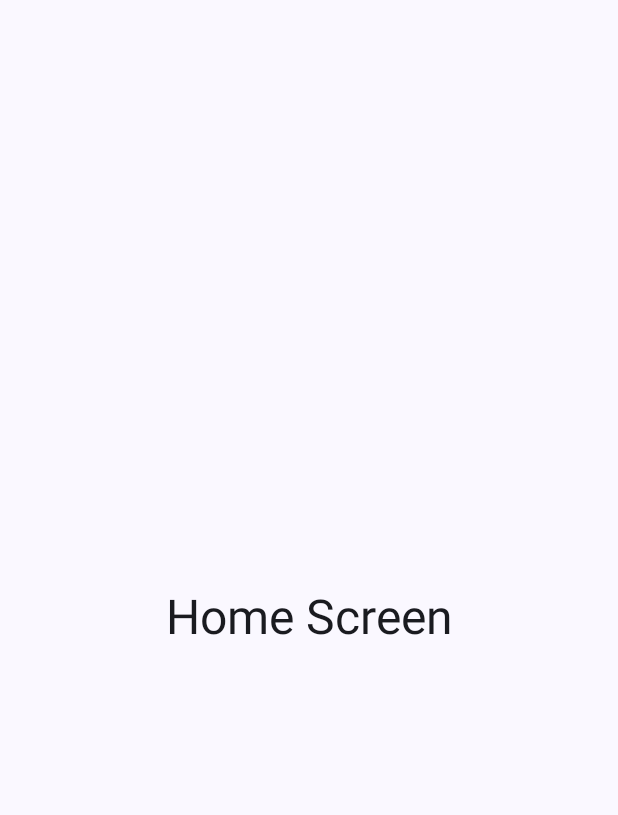
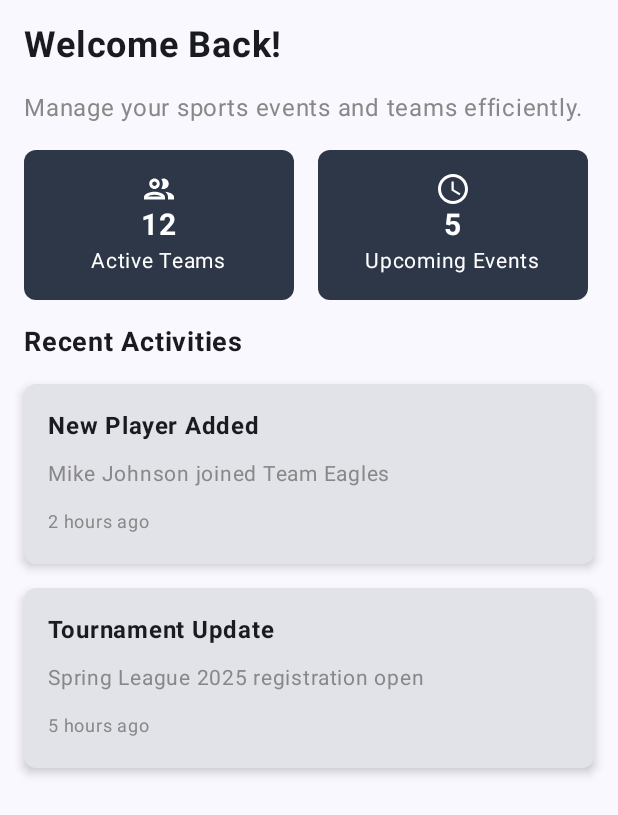
Before and after one commit to Blurviy/hockey-UN, an Android app built with Jetpack Compose: the composable HomeScreen shown on its own in the app's theme, on a phone screen of 412 x 824 dp. Shown: the top 815 px of the screen. Run offline under Robolectric (Android 15) with nearby library versions, the phone set to English and light mode, and no system bars.

Commit message:
Update HomeScreen
Some Progress, i still have to make a lazy column for performance and the top bar needs some fixing

```diff
--- a/app/build.gradle.kts
+++ b/app/build.gradle.kts
@@ -41,9 +41,10 @@ android {
 
 dependencies {
 
-    val nav_version = "2.8.9"
 
-    implementation("androidx.navigation:navigation-compose:$nav_version")
+    implementation(libs.androidx.navigation.compose)
+    implementation(libs.androidx.material.icons.extended)
+    implementation(libs.androidx.foundation)
     implementation(libs.androidx.core.ktx)
     implementation(libs.androidx.lifecycle.runtime.ktx)
     implementation(libs.androidx.activity.compose)
--- a/app/src/main/java/com/hockey/ui/screens/HomeScreen.kt
+++ b/app/src/main/java/com/hockey/ui/screens/HomeScreen.kt
@@ -1,23 +1,129 @@
 package com.hockey.ui.screens
 
-import androidx.compose.foundation.layout.Box
+import androidx.compose.foundation.layout.Arrangement
+import androidx.compose.foundation.layout.Column
+import androidx.compose.foundation.layout.Row
 import androidx.compose.foundation.layout.fillMaxSize
-import androidx.compose.material3.MaterialTheme
+import androidx.compose.foundation.layout.fillMaxWidth
+import androidx.compose.foundation.layout.height
+import androidx.compose.foundation.layout.padding
+import androidx.compose.foundation.layout.size
+import androidx.compose.foundation.layout.width
+import androidx.compose.foundation.shape.RoundedCornerShape
+import androidx.compose.material.icons.Icons
+import androidx.compose.material.icons.outlined.People
+import androidx.compose.material.icons.outlined.Schedule
+import androidx.compose.material3.Card
+import androidx.compose.material3.CardDefaults
+import androidx.compose.material3.Icon
 import androidx.compose.material3.Text
 import androidx.compose.runtime.Composable
 import androidx.compose.ui.Alignment
 import androidx.compose.ui.Modifier
-
+import androidx.compose.ui.graphics.Color
+import androidx.compose.ui.graphics.vector.ImageVector
+import androidx.compose.ui.text.font.FontWeight
+import androidx.compose.ui.tooling.preview.Preview
+import androidx.compose.ui.unit.dp
+import androidx.compose.ui.unit.sp
 
 @Composable
-fun HomeScreen(){
-    Box (modifier = Modifier
-    .fillMaxSize(),
-    contentAlignment = Alignment.Center
-    ){
+fun HomeScreen(modifier: Modifier = Modifier){
+    Column(
+        modifier = modifier
+            .fillMaxSize()
+            .padding(16.dp),
+        verticalArrangement = Arrangement.spacedBy(16.dp)
+    ) {
+        // Welcome Section
         Text(
-        text = "Home Screen",
-        style = MaterialTheme.typography.headlineLarge
+            text = "Welcome Back!",
+            fontSize = 24.sp,
+            fontWeight = FontWeight.Bold
+        )
+        Text(
+            text = "Manage your sports events and teams efficiently.",
+            fontSize = 16.sp,
+            color = Color.Gray
+        )
+
+        // Quick Stats Section
+        Row(
+            modifier = Modifier.fillMaxWidth(),
+            horizontalArrangement = Arrangement.spacedBy(16.dp)
+        ) {
+            QuickStatsCard(
+                title = "Active Teams",
+                value = "12",
+                icon = Icons.Outlined.People
+            )
+            QuickStatsCard(
+                title = "Upcoming Events",
+                value = "5",
+                icon = Icons.Outlined.Schedule
+            )
+        }
+
+        // Recent Activities Section
+        Text(
+            text = "Recent Activities",
+            fontSize = 18.sp,
+            fontWeight = FontWeight.Bold
+        )
+        ActivityCard(
+            title = "New Player Added",
+            description = "Mike Johnson joined Team Eagles",
+            time = "2 hours ago"
+        )
+        ActivityCard(
+            title = "Tournament Update",
+            description = "Spring League 2025 registration open",
+            time = "5 hours ago"
         )
     }
 }
+
+@Composable
+fun QuickStatsCard(title: String, value: String, icon: ImageVector) {
+    Card(
+        shape = RoundedCornerShape(8.dp),
+        colors = CardDefaults.cardColors(containerColor = Color(0xFF2D3748), contentColor = Color.White),
+        modifier = Modifier
+            .height(100.dp)
+            .width(180.dp)
+    ) {
+        Column(
+            horizontalAlignment = Alignment.CenterHorizontally,
+            verticalArrangement = Arrangement.Center,
+            modifier = Modifier.fillMaxSize()
+        ) {
+            Icon(icon, contentDescription = title, modifier = Modifier.size(24.dp))
+            Text(value, fontSize = 20.sp, fontWeight = FontWeight.Bold)
+            Text(title, fontSize = 14.sp)
+        }
+    }
+}
+
+@Composable
+fun ActivityCard(title: String, description: String, time: String) {
+    Card(
+        shape = RoundedCornerShape(8.dp),
+        elevation = CardDefaults.cardElevation(defaultElevation = 4.dp),
+        modifier = Modifier.fillMaxWidth()
+    ) {
+        Column(
+            modifier = Modifier.padding(16.dp),
+            verticalArrangement = Arrangement.spacedBy(8.dp)
+        ) {
+            Text(title, fontWeight = FontWeight.Bold, fontSize = 16.sp)
+            Text(description, fontSize = 14.sp, color = Color.Gray)
+            Text(time, fontSize = 12.sp, color = Color.Gray)
+        }
+    }
+}
+
+@Preview
+@Composable
+fun HomeScreenPreview(){
+    HomeScreen()
+}
--- a/gradle/libs.versions.toml
+++ b/gradle/libs.versions.toml
@@ -1,5 +1,6 @@
 [versions]
 agp = "8.9.2"
+foundation = "1.4.3"
 kotlin = "2.0.21"
 coreKtx = "1.16.0"
 junit = "4.13.2"
@@ -8,9 +9,14 @@ espressoCore = "3.6.1"
 lifecycleRuntimeKtx = "2.8.7"
 activityCompose = "1.10.1"
 composeBom = "2024.09.00"
+materialIconsExtended = "1.7.8"
+navVersion = "2.8.9"
 
 [libraries]
 androidx-core-ktx = { group = "androidx.core", name = "core-ktx", version.ref = "coreKtx" }
+androidx-foundation = { module = "androidx.compose.foundation:foundation", version.ref = "foundation" }
+androidx-material-icons-extended = { module = "androidx.compose.material:material-icons-extended", version.ref = "materialIconsExtended" }
+androidx-navigation-compose = { module = "androidx.navigation:navigation-compose", version.ref = "navVersion" }
 junit = { group = "junit", name = "junit", version.ref = "junit" }
 androidx-junit = { group = "androidx.test.ext", name = "junit", version.ref = "junitVersion" }
 androidx-espresso-core = { group = "androidx.test.espresso", name = "espresso-core", version.ref = "espressoCore" }
```
